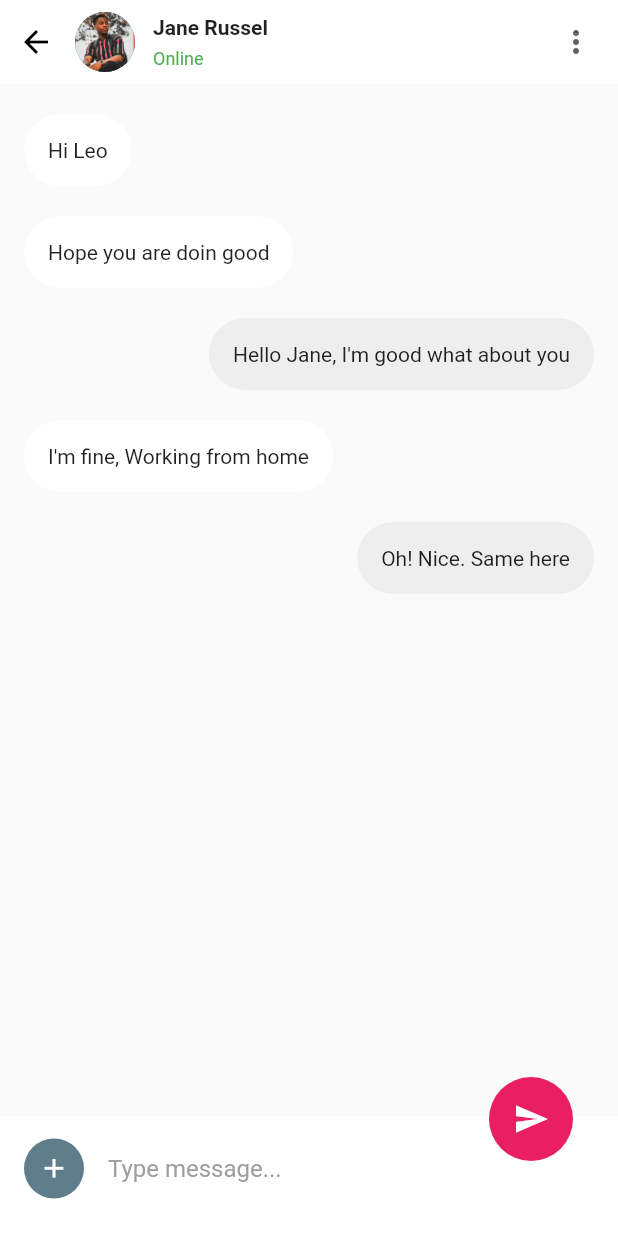
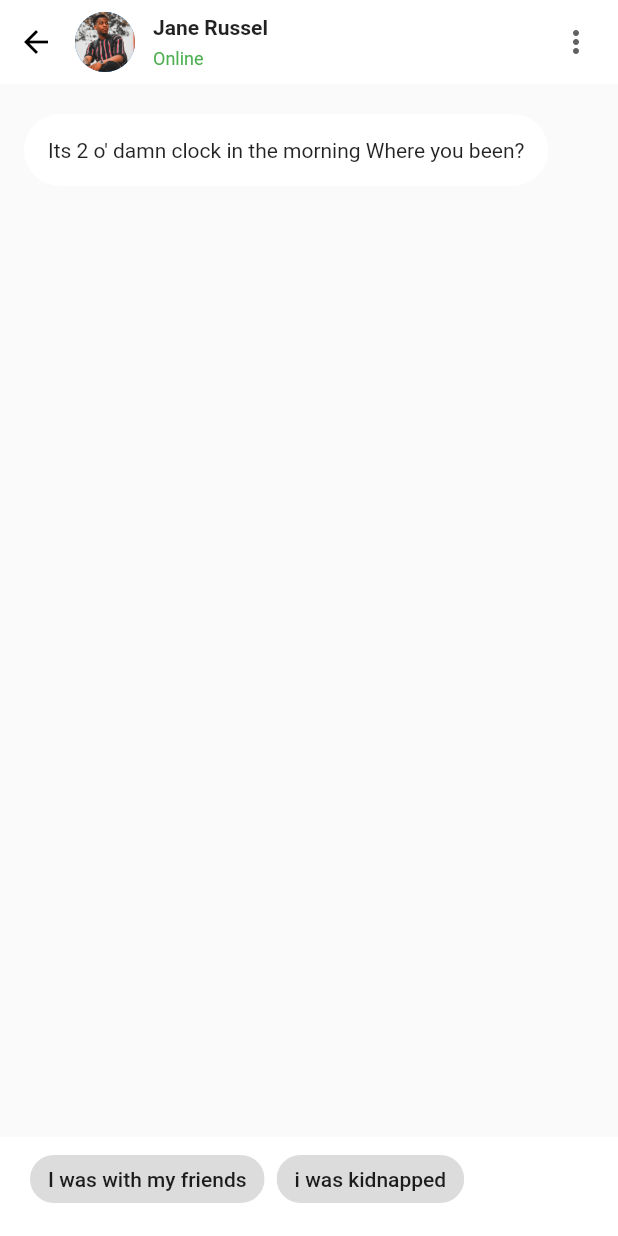
Before and after one commit to LioMadlala/scene-chat, a Flutter app: the MainPage screen opened directly, after a tap on "Jane Russel", on a phone screen of 412 x 824 dp. Run offline on Flutter 3.47's test engine with Material 2 defaults, Android fonts, the phone set to English and light mode, and no system bars.

Commit message:
added chips on  chat feature

```diff
--- a/lib/main.dart
+++ b/lib/main.dart
@@ -1,5 +1,4 @@
 import 'package:flutter/material.dart';
-import 'package:scene_chat/from-chat-gpt.dart';
 
 import 'modules/main_page.dart';
 
@@ -18,8 +17,8 @@ class MyApp extends StatelessWidget {
       theme: ThemeData(
         primarySwatch: Colors.blue,
       ),
-      // home: MainPage(),
-      home: const AdventureScreen(),
+      home: MainPage(),
+      // home: const AdventureScreen(),
     );
   }
 }
--- a/lib/modules/chat_detail_page.dart
+++ b/lib/modules/chat_detail_page.dart
@@ -1,3 +1,5 @@
+import 'dart:convert';
+
 import 'package:flutter/material.dart';
 
 import '../components/chat_bubble.dart';
@@ -18,17 +20,6 @@ class ChatDetailPage extends StatefulWidget {
 }
 
 class _ChatDetailPageState extends State<ChatDetailPage> {
-  List<ChatMessage> chatMessage = [
-    ChatMessage(message: "Hi Leo", type: MessageType.Receiver),
-    ChatMessage(message: "Hope you are doin good", type: MessageType.Receiver),
-    ChatMessage(
-        message: "Hello Jane, I'm good what about you",
-        type: MessageType.Sender),
-    ChatMessage(
-        message: "I'm fine, Working from home", type: MessageType.Receiver),
-    ChatMessage(message: "Oh! Nice. Same here", type: MessageType.Sender),
-  ];
-
   List<SendMenuItems> menuItems = [
     SendMenuItems(
         text: "Photos & Videos", icons: Icons.image, color: Colors.amber),
@@ -40,7 +31,90 @@ class _ChatDetailPageState extends State<ChatDetailPage> {
     SendMenuItems(text: "Contact", icons: Icons.person, color: Colors.purple),
   ];
 
-  TextEditingController controller = TextEditingController();
+  Map<String, dynamic> data = json.decode(
+      '''
+  {
+    "start": {
+      "text": "Its 2 o' damn clock in the morning Where you been?",
+      "choices": [
+        {
+          "text": "I was with my friends",
+          "nextScene": "with_friends"
+        },
+        {
+          "text": "i was kidnapped",
+          "nextScene": "kidnapped"
+        }
+      ]
+    },
+    "with_friends": {
+      "text": "You a lie!, I called Aya and Austin and they were both at home",
+      "choices": [
+        {
+          "text": "im not lying to you",
+          "nextScene": "not_lying"
+        },
+        {
+          "text": "Ask Ayabonga.",
+          "nextScene": "ask_aya"
+        }
+      ]
+    },
+    "kidnapped": {
+      "text": "How did that happen?",
+      "choices": [
+        {
+          "text": "I was out with friend and next thing i wake up in a dark room",
+          "nextScene": "dark_room"
+        },
+        {
+          "text": "i didn't kiss any girl",
+          "nextScene": "i_didnt"
+        }
+      ]
+    },
+    "not_lying": {
+      "text": "Austin said he was not with you",
+      "choices": [
+        {
+          "text": "Haaa this sanababhish Austin..i swear i was with him and Ayabonga 😲",
+          "nextScene": "i_swear"
+        },
+        {
+          "text": "Oksalaya im telling the truth",
+          "nextScene": "oksalayo"
+        }
+      ]
+    },
+
+    "dark_room": {
+      "text": "To be continued!"
+    },
+    "i_didnt": {
+      "text": "To be continued!"
+    },
+     "i_swear": {
+      "text": "To be continued."
+    },
+    "oksalayo": {
+      "text": "To be continued."
+    },
+    "ask_aya": {
+      "text": "to be continued"
+    },
+    "fight": {
+      "text": "You have defeated the monster and gained a valuable treasure."
+    },
+    "run": {
+      "text": "You have successfully escaped the monster."
+    }
+  }
+  ''');
+
+  String currentScene = "start";
+
+  List<ChatMessage> chatMessage = [];
+
   final ScrollController _scrollController = ScrollController();
 
   @override
@@ -58,76 +132,22 @@ class _ChatDetailPageState extends State<ChatDetailPage> {
     });
   }
 
-  void showModal() {
-    showModalBottomSheet(
-        context: context,
-        builder: (context) {
-          return Container(
-            // height: MediaQuery.of(context).size.height / 2,
-            color: const Color(0xff737373),
-            child: Container(
-              decoration: const BoxDecoration(
-                color: Colors.white,
-                borderRadius: BorderRadius.only(
-                    topRight: Radius.circular(20),
-                    topLeft: Radius.circular(20)),
-              ),
-              child: Column(
-                children: <Widget>[
-                  const SizedBox(
-                    height: 16,
-                  ),
-                  Center(
-                    child: Container(
-                      height: 4,
-                      width: 50,
-                      color: Colors.grey.shade200,
-                    ),
-                  ),
-                  const SizedBox(
-                    height: 10,
-                  ),
-                  Expanded(
-                    child: ListView.builder(
-                      itemCount: menuItems.length,
-                      shrinkWrap: true,
-                      physics: const NeverScrollableScrollPhysics(),
-                      itemBuilder: (context, index) {
-                        return Container(
-                          padding: const EdgeInsets.only(top: 10, bottom: 10),
-                          child: ListTile(
-                            leading: Container(
-                              decoration: BoxDecoration(
-                                borderRadius: BorderRadius.circular(30),
-                                color: menuItems[index].color.shade50,
-                              ),
-                              height: 50,
-                              width: 50,
-                              child: Icon(
-                                menuItems[index].icons,
-                                size: 20,
-                                color: menuItems[index].color.shade400,
-                              ),
-                            ),
-                            title: Text(menuItems[index].text),
-                          ),
-                        );
-                      },
-                    ),
-                  ),
-                ],
-              ),
-            ),
-          );
-        });
-  }
-
   @override
   Widget build(BuildContext context) {
+    Map<String, dynamic> scene = data[currentScene];
+    var choices = scene["choices"];
+
+    print(choices);
+
+    chatMessage
+        .add(ChatMessage(message: scene["text"], type: MessageType.Receiver));
+
+    setState(() {});
+
     return Scaffold(
       appBar: ChatDetailPageAppBar(),
       body: Stack(
-        children: <Widget>[
+        children: [
           ListView.builder(
             itemCount: chatMessage.length,
             shrinkWrap: true,
@@ -145,78 +165,107 @@ class _ChatDetailPageState extends State<ChatDetailPage> {
             alignment: Alignment.bottomLeft,
             child: Container(
               padding: const EdgeInsets.only(left: 16, bottom: 10),
-              height: 80,
+              // height: 80,
               width: double.infinity,
               color: Colors.white,
-              child: Row(
-                children: <Widget>[
-                  GestureDetector(
-                    onTap: () {
-                      showModal();
-                    },
-                    child: Container(
-                      height: 40,
-                      width: 40,
-                      decoration: BoxDecoration(
-                        color: Colors.blueGrey,
-                        borderRadius: BorderRadius.circular(30),
-                      ),
-                      child: const Icon(
-                        Icons.add,
-                        color: Colors.white,
-                        size: 21,
-                      ),
+
+              child: choices == null
+                  ? Text(scene["text"])
+                  : Wrap(
+                      children: <Widget>[
+                        ...choices.map((choice) => Padding(
+                              padding: const EdgeInsets.all(4.0),
+                              child: ActionChip(
+                                label: Text(choice["text"]),
+                                onPressed: () {
+                                  currentScene = choice["nextScene"];
+                                  print(currentScene);
+                                  chatMessage.add(ChatMessage(
+                                      message: choice["text"],
+                                      type: MessageType.Sender));
+
+                                  // if (_scrollController.hasClients) {
+                                  //   _scrollController.animateTo(
+                                  //     _scrollController
+                                  //             .position.maxScrollExtent +
+                                  //         100,
+                                  //     curve: Curves.easeOut,
+                                  //     duration:
+                                  //         const Duration(milliseconds: 500),
+                                  //   );
+                                  // }
+
+                                  // Future.delayed(const Duration(seconds: 1))
+                                  //     .whenComplete(() {
+                                  //   chatMessage.add(ChatMessage(
+                                  //       message: scene["text"],
+                                  //       type: MessageType.Receiver));
+
+                                  //   // if (_scrollController.hasClients) {
+                                  //   //   _scrollController.animateTo(
+                                  //   //     _scrollController
+                                  //   //             .position.maxScrollExtent +
+                                  //   //         100,
+                                  //   //     curve: Curves.easeInOut,
+                                  //   //     duration:
+                                  //   //         const Duration(milliseconds: 500),
+                                  //   //   );
+                                  //   // }
+
+                                  //   setState(() {});
+                                  // });
+
+                                  setState(() {});
+                                },
+                              ),
+                            )),
+                      ],
                     ),
-                  ),
-                  const SizedBox(
-                    width: 16,
-                  ),
-                  Expanded(
-                    child: TextField(
-                      controller: controller,
-                      decoration: InputDecoration(
-                          hintText: "Type message...",
-                          hintStyle: TextStyle(color: Colors.grey.shade500),
-                          border: InputBorder.none),
-                    ),
-                  ),
-                ],
-              ),
             ),
           ),
-          Align(
-            alignment: Alignment.bottomRight,
-            child: Container(
-              padding: const EdgeInsets.only(right: 30, bottom: 50),
-              child: FloatingActionButton(
-                onPressed: () async {
-                  chatMessage.add(ChatMessage(
-                      message: controller.text, type: MessageType.Sender));
+          // Align(
+          //   alignment: Alignment.bottomRight,
+          //   child: Container(
+          //     padding: const EdgeInsets.only(right: 30, bottom: 50),
+          //     child: FloatingActionButton(
+          //       onPressed: () async {
+          //         chatMessage.add(ChatMessage(
+          //             message: controller.text, type: MessageType.Sender));
 
-                  Future.delayed(const Duration(seconds: 3)).whenComplete(() {
-                    chatMessage.add(ChatMessage(
-                        message: "Uyangdakelwa!", type: MessageType.Receiver));
-                    setState(() {});
-                  });
+          //         if (_scrollController.hasClients) {
+          //           _scrollController.animateTo(
+          //             _scrollController.position.maxScrollExtent + 100,
+          //             curve: Curves.easeOut,
+          //             duration: const Duration(milliseconds: 500),
+          //           );
+          //         }
 
-                  if (_scrollController.hasClients) {
-                    _scrollController.animateTo(
-                      _scrollController.position.maxScrollExtent,
-                      curve: Curves.easeOut,
-                      duration: const Duration(milliseconds: 500),
-                    );
-                  }
-                  setState(() {});
-                },
-                backgroundColor: Colors.pink,
-                elevation: 0,
-                child: const Icon(
-                  Icons.send,
-                  color: Colors.white,
-                ),
-              ),
-            ),
-          )
+          //         Future.delayed(const Duration(seconds: 1)).whenComplete(() {
+          //           chatMessage.add(ChatMessage(
+          //               message: "Uyangdakelwa!", type: MessageType.Receiver));
+
+          //           if (_scrollController.hasClients) {
+          //             _scrollController.animateTo(
+          //               _scrollController.position.maxScrollExtent + 100,
+          //               curve: Curves.easeInOut,
+          //               duration: const Duration(milliseconds: 500),
+          //             );
+          //           }
+
+          //           setState(() {});
+          //         });
+
+          //         setState(() {});
+          //       },
+          //       backgroundColor: Colors.pink,
+          //       elevation: 0,
+          //       child: const Icon(
+          //         Icons.send,
+          //         color: Colors.white,
+          //       ),
+          //     ),
+          //   ),
+          // )
         ],
       ),
     );
--- a/lib/modules/main_page.dart
+++ b/lib/modules/main_page.dart
@@ -3,30 +3,11 @@ import 'package:flutter/material.dart';
 import 'chat_page.dart';
 
 class MainPage extends StatelessWidget {
+  const MainPage({super.key});
+
   @override
   Widget build(BuildContext context) {
-    return Scaffold(
-      bottomNavigationBar: BottomNavigationBar(
-        selectedItemColor: Colors.pink,
-        unselectedItemColor: Colors.grey.shade400,
-        selectedLabelStyle: TextStyle(fontWeight: FontWeight.w600),
-        unselectedLabelStyle: TextStyle(fontWeight: FontWeight.w600),
-        type: BottomNavigationBarType.fixed,
-        items: [
-          BottomNavigationBarItem(
-            icon: Icon(Icons.message),
-            label: "Chats",
-          ),
-          BottomNavigationBarItem(
-            icon: Icon(Icons.group),
-            label: "Groups",
-          ),
-          BottomNavigationBarItem(
-            icon: Icon(Icons.account_circle),
-            label: "Profile",
-          ),
-        ],
-      ),
+    return const Scaffold(
       body: ChatPage(),
     );
   }
```
Also changed, not shown: lib/from-chat-gpt.dart (+45 -21 lines).
